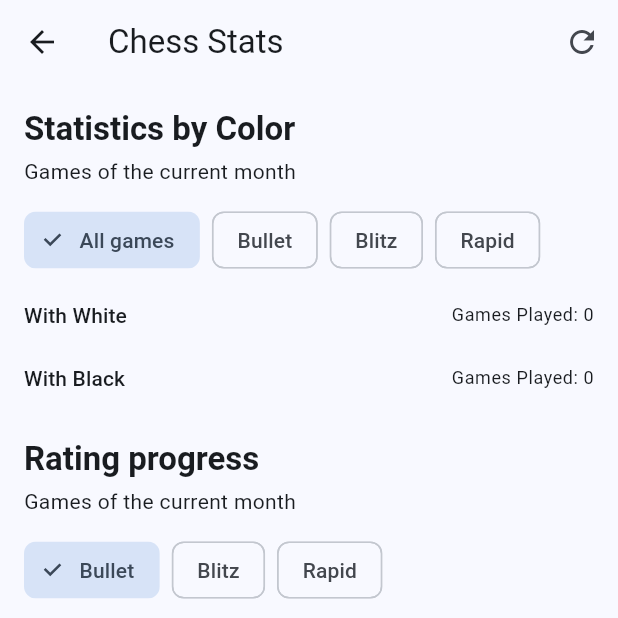
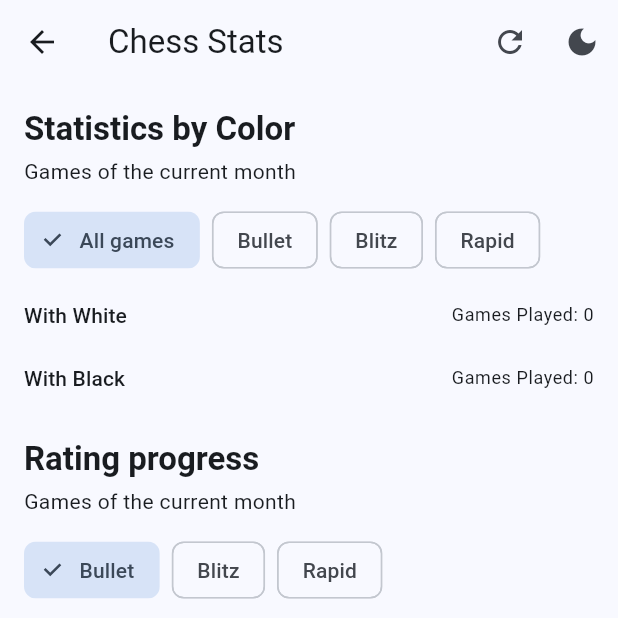
Before and after one commit to e-maubert/chess_stats_pwa, a Flutter app: the StatsScreen screen opened directly with empty values, on a phone screen of 412 x 824 dp, the top half of it. Run offline on Flutter 3.47's test engine with Material 3 defaults, Android fonts, the phone set to English and light mode, and no system bars; our stand-ins replace fl_chart, shared_preferences; accounts and stored records are empty.

Commit message:
Mode sombre : thème du système, bouton clair / sombre mémorisé
- Thèmes clair et sombre (lib/theme/app_theme.dart). Au premier
  lancement, l'app suit le réglage du système ; un bouton soleil / lune
  dans la barre du haut (accueil et stats) bascule le thème, et le choix
  est mémorisé (ThemePreferenceService, SharedPreferences).
- Textes colorés (variation de classement, écart de temps) en teintes
  claires sur fond sombre pour rester lisibles.
- index.html : fond de chargement assorti au thème du système.
- Tests du service, du viewmodel et du bouton ; CLAUDE.md à jour.

Co-Authored-By: Claude Opus 5.5 <noreply@anthropic.com>

```diff
--- a/lib/l10n/app_en.arb
+++ b/lib/l10n/app_en.arb
@@ -4,6 +4,8 @@
   "search": "Search",
   "refresh": "Refresh",
   "retry": "Retry",
+  "switchToDarkMode": "Switch to dark mode",
+  "switchToLightMode": "Switch to light mode",
   "errorFetchingStats": "Error fetching statistics",
   "playedOpenings": "Played openings",
   "gamesPlayed": "Games Played",
--- a/lib/l10n/app_fr.arb
+++ b/lib/l10n/app_fr.arb
@@ -4,6 +4,8 @@
   "search": "Rechercher",
   "refresh": "Actualiser",
   "retry": "Réessayer",
+  "switchToDarkMode": "Passer en mode sombre",
+  "switchToLightMode": "Passer en mode clair",
   "errorFetchingStats": "Erreur lors de la récupération des statistiques",
   "playedOpenings": "Ouvertures jouées",
   "gamesPlayed": "Parties jouées",
--- a/lib/l10n/app_localizations.dart
+++ b/lib/l10n/app_localizations.dart
@@ -127,6 +127,18 @@ abstract class AppLocalizations {
   /// In en, this message translates to:
   /// **'Retry'**
   String get retry;
+
+  /// No description provided for @switchToDarkMode.
+  ///
+  /// In en, this message translates to:
+  /// **'Switch to dark mode'**
+  String get switchToDarkMode;
+
+  /// No description provided for @switchToLightMode.
+  ///
+  /// In en, this message translates to:
+  /// **'Switch to light mode'**
+  String get switchToLightMode;
 
   /// No description provided for @errorFetchingStats.
   ///
--- a/lib/l10n/app_localizations_en.dart
+++ b/lib/l10n/app_localizations_en.dart
@@ -22,6 +22,12 @@ class AppLocalizationsEn extends AppLocalizations {
 
   @override
   String get retry => 'Retry';
+
+  @override
+  String get switchToDarkMode => 'Switch to dark mode';
+
+  @override
+  String get switchToLightMode => 'Switch to light mode';
 
   @override
   String get errorFetchingStats => 'Error fetching statistics';
--- a/lib/l10n/app_localizations_fr.dart
+++ b/lib/l10n/app_localizations_fr.dart
@@ -22,6 +22,12 @@ class AppLocalizationsFr extends AppLocalizations {
 
   @override
   String get retry => 'Réessayer';
+
+  @override
+  String get switchToDarkMode => 'Passer en mode sombre';
+
+  @override
+  String get switchToLightMode => 'Passer en mode clair';
 
   @override
   String get errorFetchingStats =>
--- a/lib/screens/home_screen.dart
+++ b/lib/screens/home_screen.dart
@@ -1,6 +1,7 @@
 import 'package:flutter/material.dart';
 import '../services/chess_api_service.dart';
 import 'package:chess_stats_pwa/l10n/app_localizations.dart';
+import '../widgets/theme_toggle_button.dart';
 import 'stats_screen.dart';
 
 class HomeScreen extends StatefulWidget {
@@ -58,6 +59,7 @@ class HomeScreenState extends State<HomeScreen> {
     return Scaffold(
       appBar: AppBar(
         title: Text(l10n.appTitle),
+        actions: const [ThemeToggleButton()],
       ),
       body: Padding(
         padding: const EdgeInsets.all(16.0),
--- a/lib/screens/stats_screen.dart
+++ b/lib/screens/stats_screen.dart
@@ -3,6 +3,7 @@ import '../models/chess_stats.dart';
 import '../services/chess_api_service.dart';
 import 'package:chess_stats_pwa/l10n/app_localizations.dart';
 import '../widgets/stats_display.dart';
+import '../widgets/theme_toggle_button.dart';
 
 class StatsScreen extends StatefulWidget {
   final ChessStats stats;
@@ -41,6 +42,7 @@ class _StatsScreenState extends State<StatsScreen> {
             onPressed: _refreshStats,
             tooltip: l10n.refresh,
           ),
+          const ThemeToggleButton(),
         ],
       ),
       body: FutureBuilder<ChessStats>(
--- /dev/null
+++ b/lib/theme/app_theme.dart
@@ -0,0 +1,29 @@
+import 'package:flutter/material.dart';
+
+/// Thèmes clair et sombre de l'app, à partir de la même couleur de base.
+class AppTheme {
+  static const Color _seed = Colors.blue;
+
+  static final ThemeData light = ThemeData(
+    colorScheme: ColorScheme.fromSeed(seedColor: _seed),
+    useMaterial3: true,
+  );
+
+  static final ThemeData dark = ThemeData(
+    colorScheme: ColorScheme.fromSeed(seedColor: _seed, brightness: Brightness.dark),
+    useMaterial3: true,
+  );
+
+  static bool _isDark(BuildContext context) => Theme.of(context).brightness == Brightness.dark;
+
+  // Textes colorés (variation de classement, écart de temps) : teintes
+  // foncées sur fond clair, claires sur fond sombre, pour rester lisibles.
+  static Color positiveText(BuildContext context) =>
+      _isDark(context) ? Colors.green.shade300 : Colors.green.shade700;
+
+  static Color negativeText(BuildContext context) =>
+      _isDark(context) ? Colors.red.shade300 : Colors.red.shade700;
+
+  static Color warningText(BuildContext context) =>
+      _isDark(context) ? Colors.amber.shade300 : Colors.amber.shade800;
+}
--- /dev/null
+++ b/lib/viewmodels/theme_viewmodel.dart
@@ -0,0 +1,22 @@
+import 'package:flutter/material.dart';
+import '../services/theme_preference_service.dart';
+
+class ThemeViewModel extends ChangeNotifier {
+  final ThemePreferenceService _preferences;
+  ThemeMode _themeMode;
+
+  /// [initialMode] : choix enregistré, ou ThemeMode.system s'il n'y en a pas.
+  ThemeViewModel(ThemeMode initialMode, {ThemePreferenceService? preferences})
+      : _themeMode = initialMode,
+        _preferences = preferences ?? ThemePreferenceService();
+
+  ThemeMode get themeMode => _themeMode;
+
+  /// Passe au thème opposé de celui affiché ([current]), qu'il vienne du
+  /// système ou d'un choix précédent, et mémorise ce choix.
+  Future<void> toggle(Brightness current) async {
+    _themeMode = current == Brightness.dark ? ThemeMode.light : ThemeMode.dark;
+    notifyListeners();
+    await _preferences.save(_themeMode);
+  }
+}
--- a/lib/widgets/rating_history_card.dart
+++ b/lib/widgets/rating_history_card.dart
@@ -7,6 +7,7 @@ import 'package:intl/intl.dart';
 import 'package:provider/provider.dart';
 import '../models/country_game.dart';
 import '../services/rating_history_service.dart';
+import '../theme/app_theme.dart';
 import '../viewmodels/rating_history_viewmodel.dart';
 import 'time_class_filter.dart';
 
@@ -85,9 +86,9 @@ class RatingHistoryCard extends StatelessWidget {
     final textTheme = Theme.of(context).textTheme;
     final change = viewModel.change;
     final changeColor = change > 0
-        ? Colors.green.shade700
+        ? AppTheme.positiveText(context)
         : change < 0
-            ? Colors.red.shade700
+            ? AppTheme.negativeText(context)
             : Theme.of(context).colorScheme.onSurfaceVariant;
     final changeText = change > 0 ? '+$change' : '$change';
 
--- /dev/null
+++ b/lib/widgets/theme_toggle_button.dart
@@ -0,0 +1,23 @@
+import 'package:flutter/material.dart';
+import 'package:chess_stats_pwa/l10n/app_localizations.dart';
+import 'package:provider/provider.dart';
+import '../viewmodels/theme_viewmodel.dart';
+
+/// Bouton de la barre du haut : soleil en mode sombre (passer en clair),
+/// lune en mode clair (passer en sombre).
+class ThemeToggleButton extends StatelessWidget {
+  const ThemeToggleButton({super.key});
+
+  @override
+  Widget build(BuildContext context) {
+    final l10n = AppLocalizations.of(context)!;
+    final brightness = Theme.of(context).brightness;
+    final isDark = brightness == Brightness.dark;
+
+    return IconButton(
+      icon: Icon(isDark ? Icons.light_mode : Icons.dark_mode),
+      tooltip: isDark ? l10n.switchToLightMode : l10n.switchToDarkMode,
+      onPressed: () => context.read<ThemeViewModel>().toggle(brightness),
+    );
+  }
+}
```
Also changed, not shown: lib/main.dart (+26 -13 lines), lib/services/theme_preference_service.dart (added, +26 -0 lines), lib/widgets/time_management_card.dart (+5 -4 lines), 3 other files.
